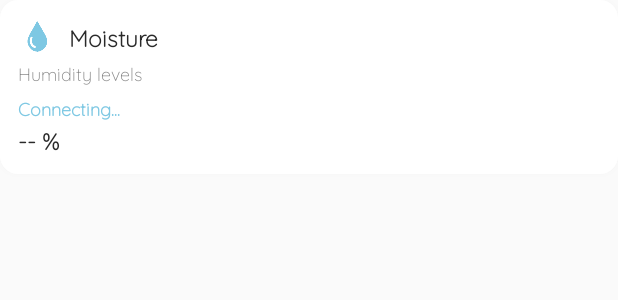
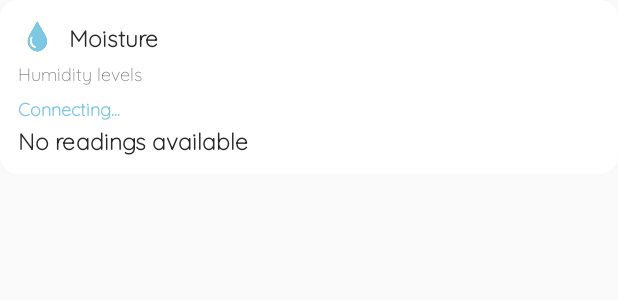
Before and after one commit to Mart2455/ELEC390-COEN390-Project, an Android app built with Jetpack Compose: the layout item_stat_card.xml on its own in the app's theme, with its tools: preview values and no code run, on a phone screen of 412 x 824 dp. Shown: the top 300 px of the screen. Run offline under Robolectric (Android 15) with nearby library versions, the phone set to English and light mode, and no system bars.

Commit message:
fixed pipeline failures

```diff
--- a/src/app/src/main/res/layout/item_stat_card.xml
+++ b/src/app/src/main/res/layout/item_stat_card.xml
@@ -19,7 +19,7 @@
         android:orientation="horizontal">
 
         <ImageView
-            android:id="@+id/ivStatIcon"
+            android:id="@+id/ivTrackerIcon"
             android:layout_width="26dp"
             android:layout_height="26dp"
             android:contentDescription="Stat Icon"
@@ -27,7 +27,7 @@
             app:tint="#7EC8E3" />
 
         <TextView
-            android:id="@+id/tvStatTitle"
+            android:id="@+id/tvTrackingTitle"
             android:layout_width="wrap_content"
             android:layout_height="wrap_content"
             android:layout_marginStart="8dp"
@@ -39,7 +39,7 @@
     </LinearLayout>
 
     <TextView
-        android:id="@+id/tvStatSubtitle"
+        android:id="@+id/tvTrackingSubtitle"
         android:layout_width="wrap_content"
         android:layout_height="wrap_content"
         android:layout_marginTop="2dp"
@@ -49,7 +49,7 @@
         android:textSize="12sp" />
 
     <TextView
-        android:id="@+id/tvStatStatus"
+        android:id="@+id/tvStatusLabel"
         android:layout_width="wrap_content"
         android:layout_height="wrap_content"
         android:layout_marginTop="6dp"
@@ -60,12 +60,12 @@
         android:textStyle="bold" />
 
     <TextView
-        android:id="@+id/tvStatValue"
+        android:id="@+id/tvSensorValue"
         android:layout_width="wrap_content"
         android:layout_height="wrap_content"
         android:layout_marginTop="2dp"
         android:fontFamily="@font/quicksand"
-        android:text="-- %"
+        android:text="No readings available"
         android:textColor="#2A2A2A"
         android:textSize="15sp"
         android:textStyle="bold" />
```
Also changed, not shown: src/app/src/main/java/com/example/coen390/fridgefriends/view/DeviceTrackerActivity.java (+27 -21 lines).
